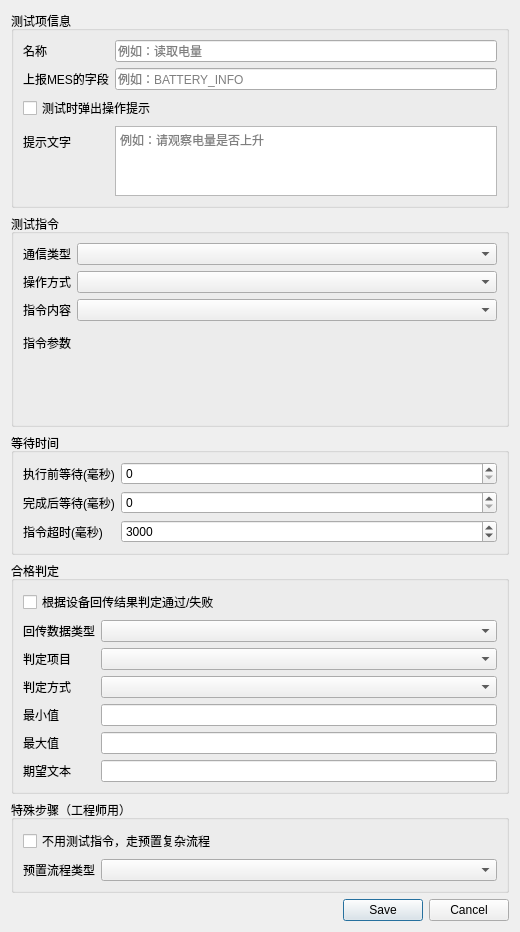
First picture: the form in platform/settings/widgets/test_case_edit_dialog.ui, repository yuhuang163/test, before the edit.
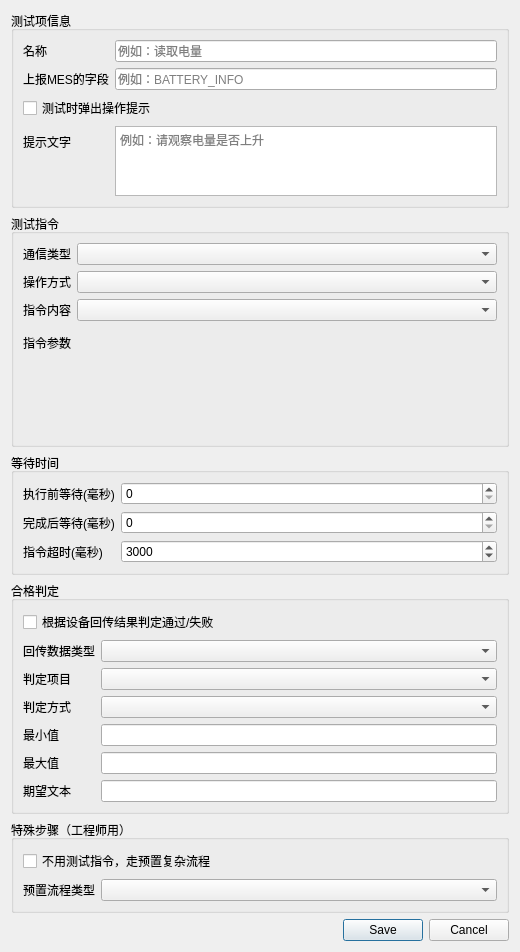
Second picture: the form after the edit.

Patch:
```diff
--- a/platform/settings/widgets/test_case_edit_dialog.ui
+++ b/platform/settings/widgets/test_case_edit_dialog.ui
@@ -167,6 +167,19 @@
         </widget>
        </widget>
       </item>
+      <item row="4" column="0" colspan="2">
+       <widget class="QLabel" name="label_sendParamHint">
+        <property name="text">
+         <string/>
+        </property>
+        <property name="wordWrap">
+         <bool>true</bool>
+        </property>
+        <property name="styleSheet">
+         <string>color: #666666;</string>
+        </property>
+       </widget>
+      </item>
      </layout>
     </widget>
    </item>
```
